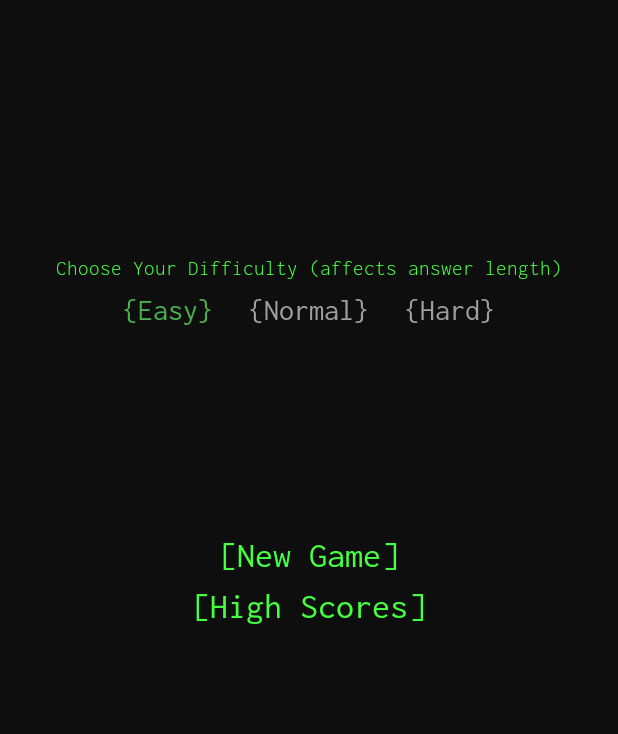
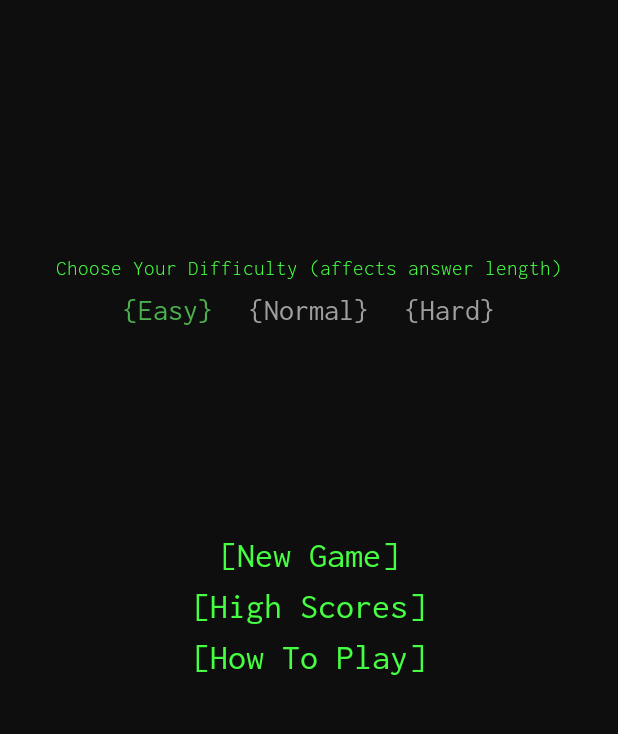
Before and after one commit to KristiansKokars/ShotsAndBeer, an Android app: the screen it shows after launch (MainActivity), on a phone screen of 412 x 824 dp, the part 78-812 px from its top. Run offline under Robolectric (Android 15) with nearby library versions, the light colour scheme and no system bars; our stand-ins replace Dagger/Hilt's generated code, Room's generated code, Timber.

Commit message:
feat(howtoplay): Added a How to Play screen

```diff
--- a/app/src/main/java/com/kristianskokars/shotsandbeer/common/FragmentExtensions.kt
+++ b/app/src/main/java/com/kristianskokars/shotsandbeer/common/FragmentExtensions.kt
@@ -11,3 +11,5 @@ fun Fragment.navigate(id: Int) = activity?.findNavController(R.id.navigation_hos
         navigate(id)
     }
 }
+
+fun Fragment.navigateUp() = activity?.findNavController(R.id.navigation_host_fragment)?.navigateUp()
--- a/app/src/main/java/com/kristianskokars/shotsandbeer/presentation/game/GameFragment.kt
+++ b/app/src/main/java/com/kristianskokars/shotsandbeer/presentation/game/GameFragment.kt
@@ -11,6 +11,7 @@ import androidx.recyclerview.widget.GridLayoutManager
 import com.kristianskokars.shotsandbeer.R
 import com.kristianskokars.shotsandbeer.common.launchUI
 import com.kristianskokars.shotsandbeer.common.navigate
+import com.kristianskokars.shotsandbeer.common.navigateUp
 import com.kristianskokars.shotsandbeer.common.toTimeString
 import com.kristianskokars.shotsandbeer.common.viewBinding
 import com.kristianskokars.shotsandbeer.databinding.FragmentGameBinding
@@ -60,7 +61,7 @@ class GameFragment : Fragment(R.layout.fragment_game) {
         }
 
         binding.endGame.setOnClickListener {
-            navigate(R.id.navigation_menu)
+            navigateUp()
         }
 
         binding.input.doAfterTextChanged {
--- a/app/src/main/java/com/kristianskokars/shotsandbeer/presentation/menu/MenuFragment.kt
+++ b/app/src/main/java/com/kristianskokars/shotsandbeer/presentation/menu/MenuFragment.kt
@@ -34,6 +34,9 @@ class MenuFragment : Fragment(R.layout.fragment_menu) {
         binding.showHighScores.setOnClickListener {
             navigate(R.id.navigation_high_scores)
         }
+        binding.showHowToPlay.setOnClickListener {
+            navigate(R.id.navigation_how_to_play)
+        }
         binding.difficultyEasy.setOnClickListener {
             viewModel.setDifficulty(Difficulty.EASY)
         }
--- a/app/src/main/res/layout/fragment_menu.xml
+++ b/app/src/main/res/layout/fragment_menu.xml
@@ -1,7 +1,6 @@
 <?xml version="1.0" encoding="utf-8"?>
 <androidx.constraintlayout.widget.ConstraintLayout xmlns:android="http://schemas.android.com/apk/res/android"
     xmlns:app="http://schemas.android.com/apk/res-auto"
-    xmlns:tools="http://schemas.android.com/tools"
     android:layout_width="match_parent"
     android:layout_height="match_parent">
 
@@ -20,10 +19,10 @@
         android:id="@+id/difficulty_easy"
         style="@style/TextButton"
         android:layout_marginEnd="16dp"
+        android:padding="4dp"
         android:text="@string/difficulty_easy"
         android:textColor="@color/difficulty_easy"
         android:textSize="20sp"
-        android:padding="4dp"
         app:layout_constraintEnd_toEndOf="parent"
         app:layout_constraintEnd_toStartOf="@+id/difficulty_normal"
         app:layout_constraintTop_toBottomOf="@+id/difficulty" />
@@ -31,10 +30,10 @@
     <TextView
         android:id="@+id/difficulty_normal"
         style="@style/TextButton"
+        android:padding="4dp"
         android:text="@string/difficulty_normal"
         android:textColor="@color/difficulty_normal"
         android:textSize="20sp"
-        android:padding="4dp"
         app:layout_constraintEnd_toEndOf="parent"
         app:layout_constraintStart_toStartOf="parent"
         app:layout_constraintTop_toBottomOf="@+id/difficulty" />
@@ -43,8 +42,8 @@
         android:id="@+id/difficulty_hard"
         style="@style/TextButton"
         android:layout_marginStart="16dp"
+        android:padding="4dp"
         android:text="@string/difficulty_hard"
-        android:padding="4dp"
         android:textColor="@color/difficulty_hard"
         android:textSize="20sp"
         app:layout_constraintStart_toEndOf="@+id/difficulty_normal"
@@ -53,6 +52,7 @@
     <TextView
         android:id="@+id/start_new_game"
         style="@style/TextButton"
+        android:text="@string/new_game"
         app:layout_constraintBottom_toTopOf="@id/show_high_scores"
         app:layout_constraintEnd_toEndOf="parent"
         app:layout_constraintStart_toStartOf="parent"
@@ -68,4 +68,12 @@
         app:layout_constraintStart_toStartOf="parent"
         app:layout_constraintTop_toBottomOf="@id/start_new_game" />
 
+    <TextView
+        android:id="@+id/show_how_to_play"
+        style="@style/TextButton"
+        android:text="@string/how_to_play"
+        app:layout_constraintEnd_toEndOf="parent"
+        app:layout_constraintStart_toStartOf="parent"
+        app:layout_constraintTop_toBottomOf="@id/show_high_scores" />
+
 </androidx.constraintlayout.widget.ConstraintLayout>
--- a/app/src/main/res/navigation/main_navigation.xml
+++ b/app/src/main/res/navigation/main_navigation.xml
@@ -1,19 +1,27 @@
 <?xml version="1.0" encoding="utf-8"?>
 <navigation xmlns:android="http://schemas.android.com/apk/res/android"
     xmlns:app="http://schemas.android.com/apk/res-auto"
+    xmlns:tools="http://schemas.android.com/tools"
     android:id="@+id/main_navigation"
     app:startDestination="@id/navigation_menu">
 
     <fragment
         android:id="@+id/navigation_menu"
-        android:name="com.kristianskokars.shotsandbeer.presentation.menu.MenuFragment" />
+        android:name="com.kristianskokars.shotsandbeer.presentation.menu.MenuFragment"
+        tools:layout="@layout/fragment_menu" />
 
     <fragment
         android:id="@+id/navigation_game"
-        android:name="com.kristianskokars.shotsandbeer.presentation.game.GameFragment" />
+        android:name="com.kristianskokars.shotsandbeer.presentation.game.GameFragment"
+        tools:layout="@layout/fragment_menu" />
 
     <fragment
         android:id="@+id/navigation_high_scores"
-        android:name="com.kristianskokars.shotsandbeer.presentation.highscores.HighScoresFragment" />
+        android:name="com.kristianskokars.shotsandbeer.presentation.highscores.HighScoresFragment"
+        tools:layout="@layout/fragment_highscores" />
 
+    <fragment
+        android:id="@+id/navigation_how_to_play"
+        android:name="com.kristianskokars.shotsandbeer.presentation.howtoplay.HowToPlayFragment"
+        tools:layout="@layout/fragment_how_to_play" />
 </navigation>
--- a/app/src/main/res/values/strings.xml
+++ b/app/src/main/res/values/strings.xml
@@ -2,6 +2,7 @@
     <string name="app_name">Shots and Beer</string>
     <string name="new_game">[New Game]</string>
     <string name="high_scores">[High Scores]</string>
+    <string name="how_to_play">[How To Play]</string>
 
     <string name="submit">[Submit]</string>
     <string name="game_over_template">Game Over in %1$s!</string>
@@ -21,4 +22,6 @@
     <string name="attempts">Attempts</string>
     <string name="enter_guess">Enter Guess</string>
     <string name="choose_your_difficulty_affects_piece_count">Choose Your Difficulty (affects answer length)</string>
+    <string name="how_to_play_title">How To Play</string>
+    <string name="how_to_play_description">The main objective of the game is to guess the correct number as quickly and in the least amount of attempts as possible.\n\nWhen a piece is guessed, but not in the correct position, it will be shown as yellow. If the piece is guessed correctly, it will be green. Otherwise it will be gray.\n\nThe difficulty affects how many numbers you need to guess: 4–5–6 going from Easy to Hard.\n\nImportant! Note that every digit in the number is unique and does not repeat.</string>
 </resources>
```
Also changed, not shown: app/src/main/java/com/kristianskokars/shotsandbeer/presentation/howtoplay/HowToPlayFragment.kt (added, +18 -0 lines), app/src/main/res/layout/fragment_how_to_play.xml (added, +38 -0 lines), app/src/main/res/values/themes.xml (+15 -1 lines).
